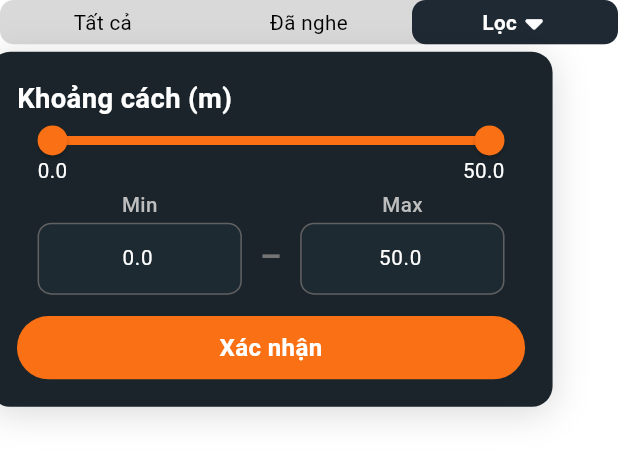
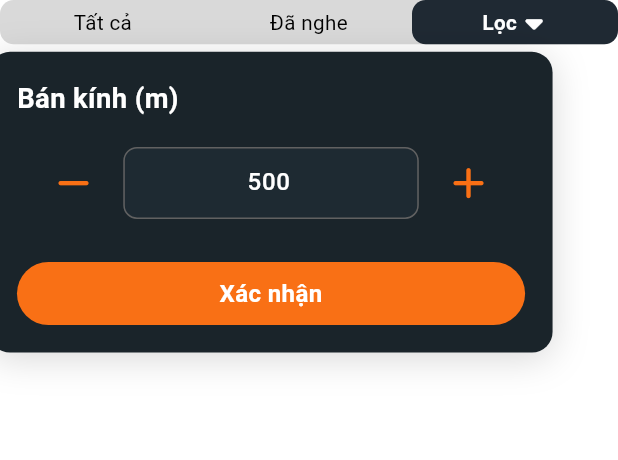
Before and after one commit to giahuyto3107/automatic_demonstration, a Flutter app: the AudioCategoryContainer widget shown alone on an empty page, opened directly with empty values, after a tap on "Lọc", on a phone screen of 412 x 824 dp. Shown: the top 460 px of the screen. Run offline on Flutter 3.47's test engine with Material 3 defaults, Android fonts, the phone set to English and light mode, and no system bars; our stand-ins replace device_preview, dio, flutter_dotenv, flutter_riverpod, flutter_screenutil, font_awesome_flutter and 4 more; missing offline and left inert: mobile_scanner, vietmap_flutter_gl; generated files the repository leaves out were written again; network calls fail.

```diff
--- a/lib/core/network/endpoints.dart
+++ b/lib/core/network/endpoints.dart
@@ -36,5 +36,9 @@ abstract class Endpoints {
 
   static const String syncStalls = '$_stalls/sync';
 
-  static const String getNearbyStalls = '$_stalls/nearby';
+  static String getNearbyStalls({
+    required double lat,
+    required double lng,
+    double radius = 500,
+  }) => '$_stalls/geofence?lat=$lat&lng=$lng&radius=$radius';
 }
--- a/lib/features/home_screen/data/models/vietmap_route_model.dart
+++ b/lib/features/home_screen/data/models/vietmap_route_model.dart
@@ -75,7 +75,7 @@ class RoutePath {
     if (distance >= 1000) {
       return '${distanceInKm.toStringAsFixed(1)} km';
     }
-    return '${distance.toStringAsFixed(0)} m';
+    return '${distance.toStringAsFixed(1)} m';
   }
 
   /// Formatted time string (e.g. "5 phút").
--- a/lib/features/home_screen/views/widgets/category_container.dart
+++ b/lib/features/home_screen/views/widgets/category_container.dart
@@ -1,11 +1,13 @@
 import 'package:automatic_demonstration/core/theme/theme_getter.dart';
+import 'package:automatic_demonstration/features/home_screen/providers/food_stall.dart';
 import 'package:flutter/material.dart';
+import 'package:flutter_riverpod/flutter_riverpod.dart';
 import 'package:flutter_screenutil/flutter_screenutil.dart';
 import 'package:font_awesome_flutter/font_awesome_flutter.dart';
 import 'package:automatic_demonstration/core/constants/constants.dart';
 import 'package:automatic_demonstration/core/theme/theme.dart';
 
-class AudioCategoryContainer extends StatefulWidget {
+class AudioCategoryContainer extends ConsumerStatefulWidget {
   final int allCount;
   final int listenedCount;
   final Function(int) onCategoryChanged;
@@ -18,23 +20,18 @@ class AudioCategoryContainer extends StatefulWidget {
   });
 
   @override
-  State<AudioCategoryContainer> createState() => _AudioCategoryContainerState();
+  ConsumerState<AudioCategoryContainer> createState() => _AudioCategoryContainerState();
 }
 
-class _AudioCategoryContainerState extends State<AudioCategoryContainer> {
+class _AudioCategoryContainerState extends ConsumerState<AudioCategoryContainer> {
   final LayerLink _layerLink = LayerLink();
   int selectedIndex = 0;
-  final double _minDistance = 0;
-  final double _maxDistance = 50;
-  late double _selectedMinDistance;
-  late double _selectedMaxDistance;
+  double _selectedRadius = 500; // Default radius of 500m
   OverlayEntry? _overlayEntry;
 
   @override
   void initState() {
     super.initState();
-    _selectedMinDistance = _minDistance;
-    _selectedMaxDistance = _maxDistance;
   }
 
   @override
@@ -85,16 +82,13 @@ class _AudioCategoryContainerState extends State<AudioCategoryContainer> {
               followerAnchor: Alignment.topLeft,
               child: Material(
                 color: Colors.transparent,
-                child: DistanceFilterDropdown(
-                  minDistance: _minDistance,
-                  maxDistance: _maxDistance,
-                  selectedMinDistance: _selectedMinDistance,
-                  selectedMaxDistance: _selectedMaxDistance,
-                  onConfirm: (double minDistance, double maxDistance) {
+                child: RadiusFilterDropdown(
+                  selectedRadius: _selectedRadius,
+                  onConfirm: (double radius) {
                     setState(() {
-                      _selectedMinDistance = minDistance;
-                      _selectedMaxDistance = maxDistance;
+                      _selectedRadius = radius;
                     });
+                    ref.read(foodStallProvider.notifier).updateRadius(radius);
                     _removeOverlay();
                   },
                 ),
@@ -180,91 +174,65 @@ class _AudioCategoryContainerState extends State<AudioCategoryContainer> {
   }
 }
 
-class DistanceFilterDropdown extends StatefulWidget {
-  final double minDistance;
-  final double maxDistance;
-  final double selectedMinDistance;
-  final double selectedMaxDistance;
-  final Function(double, double) onConfirm;
+class RadiusFilterDropdown extends StatefulWidget {
+  final double selectedRadius;
+  final Function(double) onConfirm;
 
-  const DistanceFilterDropdown({
+  const RadiusFilterDropdown({
     super.key,
-    required this.minDistance,
-    required this.maxDistance,
-    required this.selectedMinDistance,
-    required this.selectedMaxDistance,
+    required this.selectedRadius,
     required this.onConfirm,
   });
 
   @override
-  State<DistanceFilterDropdown> createState() => _DistanceFilterDropdownState();
+  State<RadiusFilterDropdown> createState() => _RadiusFilterDropdownState();
 }
 
-class _DistanceFilterDropdownState extends State<DistanceFilterDropdown> {
-  late RangeValues _selectedRange;
-
-  late TextEditingController _minController;
-  late TextEditingController _maxController;
+class _RadiusFilterDropdownState extends State<RadiusFilterDropdown> {
+  late TextEditingController _radiusController;
+  late double _currentRadius;
 
   @override
   void initState() {
     super.initState();
-    _selectedRange = RangeValues(
-      widget.selectedMinDistance,
-      widget.selectedMaxDistance,
-    );
-
-    _minController = TextEditingController(
-      text: widget.selectedMinDistance.toStringAsFixed(1),
-    );
-    _maxController = TextEditingController(
-      text: widget.selectedMaxDistance.toStringAsFixed(1),
+    _currentRadius = widget.selectedRadius;
+    _radiusController = TextEditingController(
+      text: _currentRadius.toStringAsFixed(0),
     );
   }
 
   @override
   void dispose() {
-    _minController.dispose();
-    _maxController.dispose();
+    _radiusController.dispose();
     super.dispose();
   }
 
-  void _onSliderChanged(RangeValues newRange) {
+  void _onRadiusChanged(String value) {
+    final double? newRadius = double.tryParse(value);
+    if (newRadius != null && newRadius >= 0) {
       setState(() {
-      _selectedRange = newRange;
-      _minController.text = newRange.start.toStringAsFixed(1);
-      _maxController.text = newRange.end.toStringAsFixed(1);
+        _currentRadius = newRadius;
+      });
+    }
+  }
+
+  void _decrement() {
+    setState(() {
+      _currentRadius = (_currentRadius - 50).clamp(0, double.infinity);
+      _radiusController.text = _currentRadius.toStringAsFixed(0);
     });
   }
 
-  void _onMinTextChanged(String value) {
-    final double? newMin = double.tryParse(value);
-    if (newMin != null) {
-      // Validation: Must be within global bounds and less than current Max
-      if (newMin >= widget.minDistance && newMin <= _selectedRange.end) {
+  void _increment() {
     setState(() {
-          _selectedRange = RangeValues(newMin, _selectedRange.end);
+      _currentRadius += 50;
+      _radiusController.text = _currentRadius.toStringAsFixed(0);
     });
-      }
-    }
-  }
-
-  void _onMaxTextChanged(String value) {
-    final double? newMax = double.tryParse(value);
-    if (newMax != null) {
-      // Validation: Must be within global bounds and greater than current Min
-      if (newMax <= widget.maxDistance && newMax >= _selectedRange.start) {
-        setState(() {
-          _selectedRange = RangeValues(_selectedRange.start, newMax);
-        });
-      }
-    }
   }
 
   @override
   Widget build(BuildContext context) {
     final surfaceColors = context.surfaceColors;
-    final selectionColors = context.selectionColors;
 
     return Container(
       width: 300.w,
@@ -283,72 +251,44 @@ class _DistanceFilterDropdownState extends State<DistanceFilterDropdown> {
         padding: EdgeInsets.all(AppConstants.spacingL.w),
         child: Column(
           mainAxisSize: MainAxisSize.min,
-          crossAxisAlignment: .center,
+          crossAxisAlignment: CrossAxisAlignment.center,
           children: [
-            // Start Date and End Date
             SizedBox(
               width: double.infinity,
               child: Text(
-                "Khoảng cách (m)",
+                "Bán kính (m)",
                 style: TextStyle(
                   fontSize: AppConstants.fontL.sp,
-                  fontWeight: .w600,
+                  fontWeight: FontWeight.w600,
                   color: Theme.of(context).textTheme.bodyMedium?.color,
                 ),
-                textAlign: .start,
+                textAlign: TextAlign.start,
               ),
             ),
 
             Padding(
               padding: EdgeInsets.symmetric(
                 horizontal: AppConstants.spacingM.w,
-                vertical: AppConstants.spacingXS.h,
+                vertical: AppConstants.spacingL.h,
               ),
-              child: Column(
+              child: Row(
+                mainAxisAlignment: MainAxisAlignment.center,
                 children: [
-                  RangeSlider(
-                    values: _selectedRange,
-                    min: widget.minDistance,
-                    max: widget.maxDistance,
-                    activeColor: Color(0xffF97015),
-                    inactiveColor: selectionColors.selectedText,
-                    // divisions: ((widget.maxDistance - widget.minDistance) / 1).toInt(),
-                    padding: EdgeInsets.zero,
-                    labels: RangeLabels(
-                      _selectedRange.start.toStringAsFixed(1),
-                      _selectedRange.end.toStringAsFixed(1),
+                  IconButton(
+                    onPressed: _decrement,
+                    icon: Icon(FontAwesomeIcons.minus, color: const Color(0xffF97015), size: 20.r),
                   ),
-                    onChanged: (RangeValues newRange) =>
-                      _onSliderChanged(newRange),
-                  ),
-
-                  Row(
-                    mainAxisAlignment: .spaceBetween,
-                    children: [
-                      Text(
-                        widget.minDistance.toStringAsFixed(1),
-                        style: TextStyle(
-                          fontSize: AppConstants.fontS.sp,
-                          fontWeight: .w400,
-                          color: Theme.of(context).textTheme.bodyMedium?.color,
+                  SizedBox(width: AppConstants.spacingS.w),
+                  Expanded(
+                    child: _RadiusTextFieldItem(
+                      controller: _radiusController,
+                      onChanged: _onRadiusChanged,
                     ),
                   ),
-                      Text(
-                        widget.maxDistance.toStringAsFixed(1),
-                        style: TextStyle(
-                          fontSize: AppConstants.fontS.sp,
-                          fontWeight: .w400,
-                          color: Theme.of(context).textTheme.bodyMedium?.color,
-                        ),
-                      ),
-                    ],
-                  ),
-                  SizedBox(height: AppConstants.spacingXXS.h),
-                  _MinMaxTextField(
-                    minController: _minController,
-                    maxController: _maxController,
-                    onMinChanged: _onMinTextChanged,
-                    onMaxChanged: _onMaxTextChanged,
+                  SizedBox(width: AppConstants.spacingS.w),
+                  IconButton(
+                    onPressed: _increment,
+                    icon: Icon(FontAwesomeIcons.plus, color: const Color(0xffF97015), size: 20.r),
                   ),
                 ],
               ),
@@ -357,7 +297,7 @@ class _DistanceFilterDropdownState extends State<DistanceFilterDropdown> {
             SizedBox(height: AppConstants.spacingS.h),
             GestureDetector(
               onTap: () {
-                widget.onConfirm(_selectedRange.start, _selectedRange.end);
+                widget.onConfirm(_currentRadius);
               },
               child: const _ConfirmButton(),
             ),
@@ -368,62 +308,11 @@ class _DistanceFilterDropdownState extends State<DistanceFilterDropdown> {
   }
 }
 
-class _MinMaxTextField extends StatelessWidget {
-  final TextEditingController minController;
-  final TextEditingController maxController;
-  final Function(String) onMinChanged;
-  final Function(String) onMaxChanged;
-
-  const _MinMaxTextField({
-    required this.minController,
-    required this.maxController,
-    required this.onMinChanged,
-    required this.onMaxChanged,
-  });
-
-  @override
-  Widget build(BuildContext context) {
-    return SizedBox(
-      width: double.infinity,
-      child: Row(
-        mainAxisAlignment: .spaceBetween,
-        crossAxisAlignment: .center,
-        children: [
-          Expanded(
-            child: _TextFieldItem(
-              label: "Min",
-              controller: minController,
-              onChanged: onMinChanged,
-            ),
-          ),
-          Padding(
-            padding: EdgeInsets.only(
-              left: AppConstants.spacingM.w,
-              right: AppConstants.spacingM.w,
-              top: AppConstants.spacingL.h,
-            ),
-            child: Container(height: 2.h, width: 10.w, color: Colors.grey.shade600),
-          ),
-          Expanded(
-            child: _TextFieldItem(
-              label: "Max",
-              controller: maxController,
-              onChanged: onMaxChanged,
-            ),
-          ),
-        ],
-      ),
-    );
-  }
-}
-
-class _TextFieldItem extends StatelessWidget {
-  final String label;
+class _RadiusTextFieldItem extends StatelessWidget {
   final TextEditingController controller;
   final Function(String) onChanged;
 
-  const _TextFieldItem({
-    required this.label,
+  const _RadiusTextFieldItem({
     required this.controller,
     required this.onChanged,
   });
@@ -442,42 +331,25 @@ class _TextFieldItem extends StatelessWidget {
       borderSide: const BorderSide(color: Color(0xffF97015), width: 1.5),
     );
 
-    return Column(
-      children: [
-        Text(
-          label,
-          style: TextStyle(
-            color: Colors.grey.shade400,
-            fontSize: AppConstants.fontS.sp,
-            fontWeight: FontWeight.w500
-          ),
-        ),
-        SizedBox(height: AppConstants.spacingXXS.h),
-
-        Container(
-          decoration: BoxDecoration(),
-          child: TextField(
+    return TextField(
       controller: controller,
       onChanged: onChanged,
-            keyboardType: .number,
+      keyboardType: TextInputType.number,
       decoration: InputDecoration(
-              contentPadding: EdgeInsets.zero,
+        contentPadding: EdgeInsets.symmetric(vertical: AppConstants.spacingS.h),
         filled: true,
-              fillColor: surfaceColors.lighterPrimarySurface, // Slightly lighter than background
+        fillColor: surfaceColors.lighterPrimarySurface,
         enabledBorder: outlineBorder,
         focusedBorder: focusedBorder,
-              hintText: "0.0",
+        hintText: "0",
         hintStyle: TextStyle(color: Colors.grey.shade600),
       ),
       style: TextStyle(
         color: Theme.of(context).textTheme.bodyMedium?.color,
-              fontSize: AppConstants.fontS.sp,
-              fontWeight: FontWeight.w400,
+        fontSize: AppConstants.fontM.sp,
+        fontWeight: FontWeight.w500,
       ),
-            textAlign: .center,
-          ),
-        ),
-      ],
+      textAlign: TextAlign.center,
     );
   }
 }
--- a/lib/features/home_screen/views/widgets/food_stall_list_section.dart
+++ b/lib/features/home_screen/views/widgets/food_stall_list_section.dart
@@ -399,8 +399,7 @@ class _FoodStallUpperContainer extends StatelessWidget {
             ),
             child: Center(
               child: Text(
-                // "${foodStallModel.distance!.toStringAsFixed(1)}m",
-                "${foodStallModel.distance ?? 0}m",
+                "${foodStallModel.distance?.toStringAsFixed(1) ?? 0}m",
                 style: TextStyle(
                   fontWeight: .w500,
                   fontSize: AppConstants.fontXS.sp,
```
Also changed, not shown: lib/features/home_screen/data/repository/food_stall_repository.dart (+31 -5 lines), lib/features/home_screen/providers/food_stall.dart (+48 -3 lines), lib/features/home_screen/views/widgets/map_container.dart (+12 -3 lines), lib/features/home_screen/providers/audio_notifier.g.dart, lib/features/home_screen/providers/food_stall.g.dart, 1 other file. Lines whose indentation alone changed are shown as unchanged.
